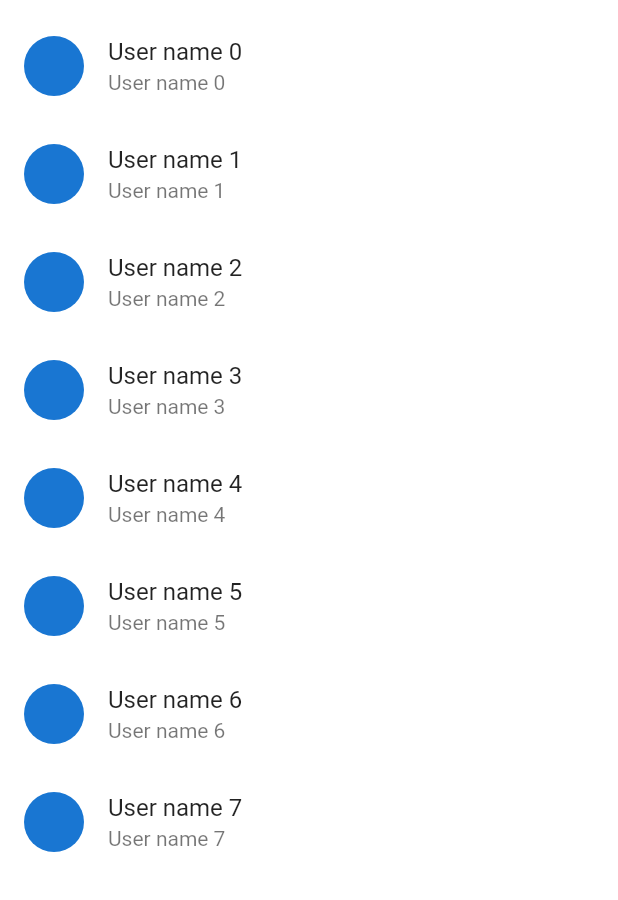
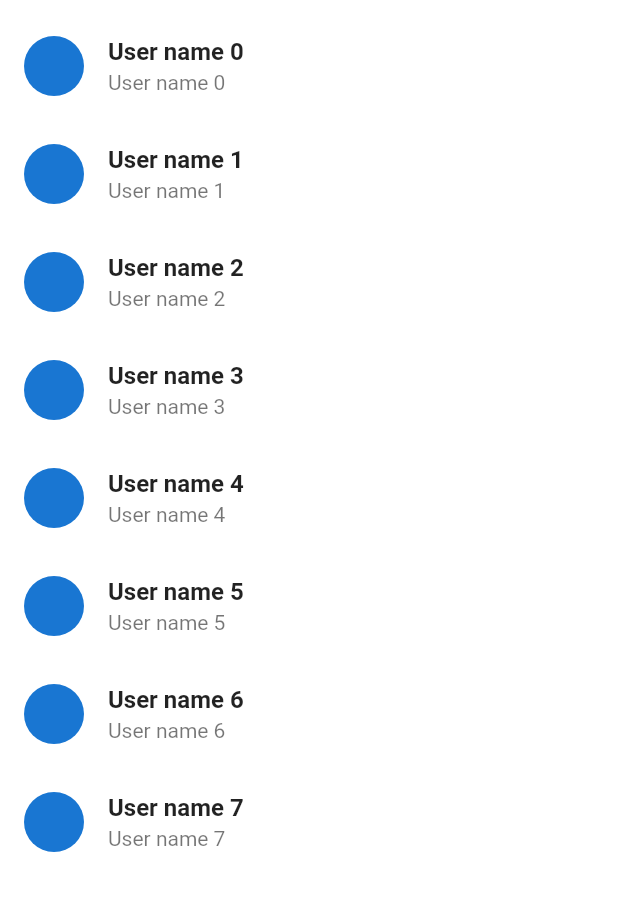
Before and after one commit to albinpk/flutter-clones, a Flutter app: the NewChatSelectionScreen screen opened directly, on a phone screen of 412 x 824 dp, the part 336-1236 px from its top. Run offline on Flutter 3.47's test engine with Material 2 defaults, Android fonts, the phone set to English and light mode, and no system bars; our stand-ins replace equatable, flutter_bloc.

Commit message:
refactor(whatsapp): fix textStyle in ContactsView

```diff
--- a/000-whatsapp/lib/features/chats/presentation/views/contacts_view.dart
+++ b/000-whatsapp/lib/features/chats/presentation/views/contacts_view.dart
@@ -14,7 +14,7 @@ class ContactsView extends StatelessWidget {
       padding: const EdgeInsets.only(top: 6),
       itemCount: users.length + 2, // +2 for top and bottom button groups
       // itemExtent: 68,
-      itemBuilder: (context, index) {
+      itemBuilder: (_, index) {
         if (index == 0) {
           return const _TopButtonGroup();
         } else if (index == users.length + 1) {
@@ -24,7 +24,13 @@ class ContactsView extends StatelessWidget {
         final user = users[index - 1];
         return ListTile(
           leading: const CircleAvatar(),
-          title: Text(user.name),
+          title: Text(
+            user.name,
+            style: Theme.of(context).textTheme.titleMedium!.copyWith(
+                  fontWeight: FontWeight.w600,
+                  // color: Colors.yellow,
+                ),
+          ),
           subtitle: Text(user.name),
           onTap: () {},
         );
```
